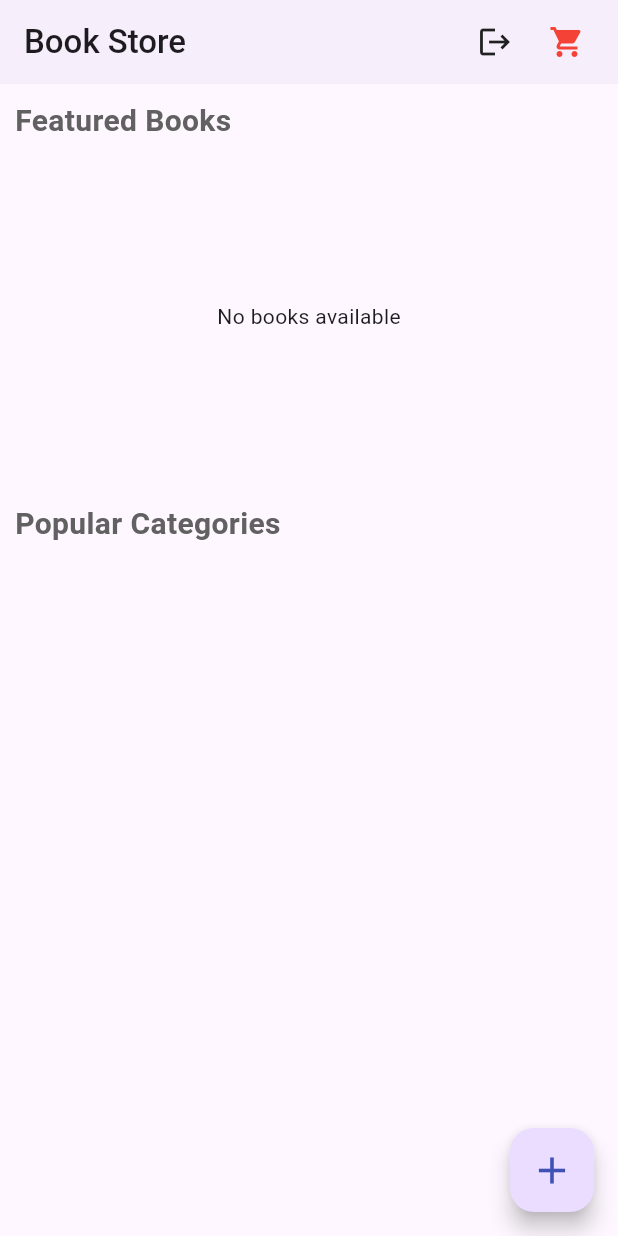
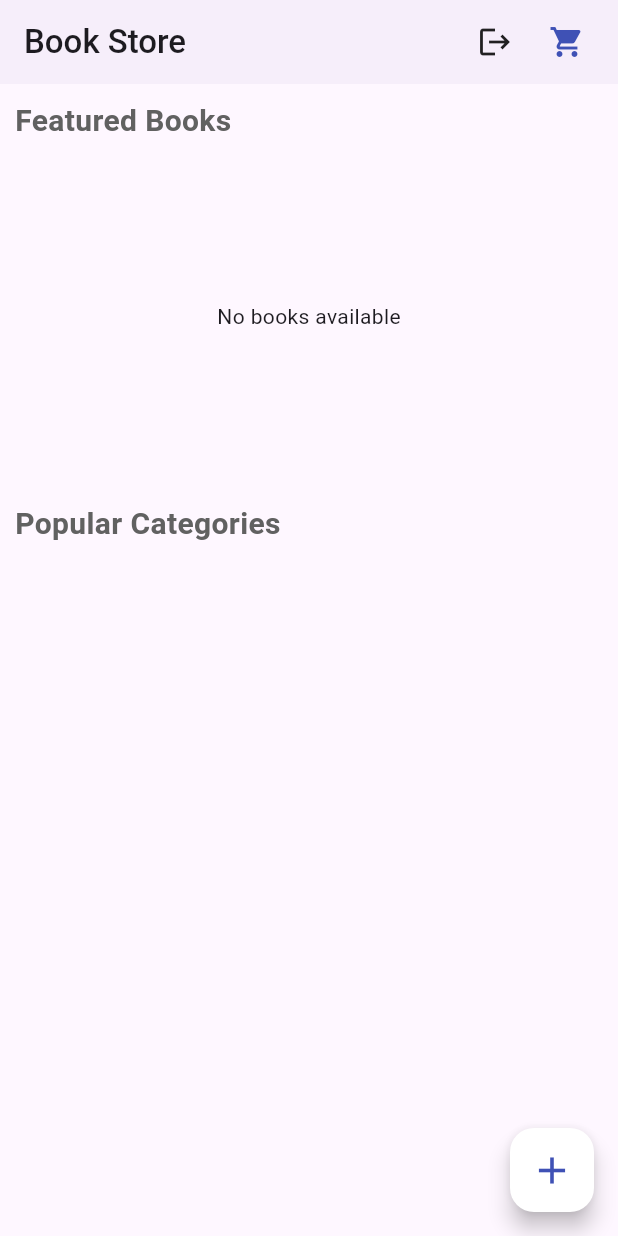
Before and after one commit to HeshmatGhaffariHadid/Supabase_bookStore, a Flutter app: the screen it shows once a user with an empty profile is signed in, on a phone screen of 412 x 824 dp. Run offline on Flutter 3.47's test engine with Material 3 defaults, Android fonts, the phone set to English and light mode, and no system bars; our stand-ins replace supabase_flutter; accounts and stored records are empty; network calls fail.

Commit message:
code refined and design completed

```diff
--- a/lib/pages/home_page.dart
+++ b/lib/pages/home_page.dart
@@ -97,7 +97,7 @@ class _HomePageState extends State<HomePage> {
             child: IconButton(
               icon: const Icon(
                 Icons.shopping_cart,
-                color: Colors.red,
+                color: Colors.indigo,
               ),
               onPressed: () => Navigator.pushNamed(context, FavoritesPage.routeName),
             ),
@@ -157,6 +157,7 @@ class _HomePageState extends State<HomePage> {
         ),
       ),
       floatingActionButton: FloatingActionButton(
+        backgroundColor: Colors.white,
         onPressed: _showBottomSheet,
         child: const Icon(Icons.add, color: Colors.indigo, size: 30),
       ),
--- a/lib/pages/signin_signup_pages/SignUp_page.dart
+++ b/lib/pages/signin_signup_pages/SignUp_page.dart
@@ -38,9 +38,7 @@ class _SignUpPageState extends State<SignUpPage> {
   @override
   Widget build(BuildContext context) {
     return Scaffold(
-      backgroundColor: const Color(0XFFF5F5F5),
       appBar: AppBar(
-        backgroundColor: const Color(0XFFF5F5F5),
           elevation: 0,
           title: Text('Back'),
       ),
--- a/lib/pages/signin_signup_pages/signIn_page.dart
+++ b/lib/pages/signin_signup_pages/signIn_page.dart
@@ -31,7 +31,6 @@ class _SignInPageState extends State<SignInPage> {
   @override
   Widget build(BuildContext context) {
     return Scaffold(
-      backgroundColor: const Color(0XFFF5F5F5),
       body: GestureDetector(
         behavior: HitTestBehavior.translucent,
         onTap: () => FocusScope.of(context).unfocus(),
```
